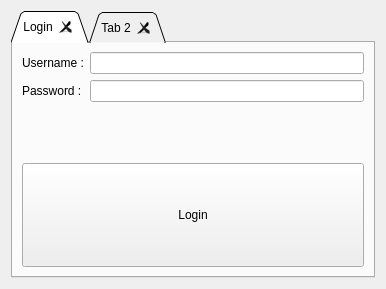
The window that login.ui (AhmadrezaHadi/SamavarQt) describes before a commit, drawn with Qt 5.
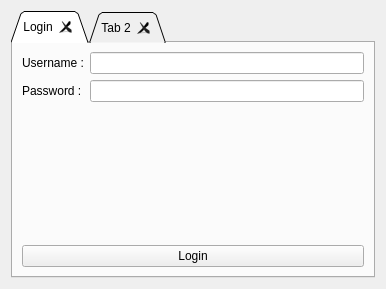
The same window after the commit.

Diff of the .ui file:
```diff
--- a/login.ui
+++ b/login.ui
@@ -71,6 +71,58 @@
            </property>
           </widget>
          </item>
+         <item row="4" column="1">
+          <spacer name="verticalSpacer">
+           <property name="orientation">
+            <enum>Qt::Vertical</enum>
+           </property>
+           <property name="sizeHint" stdset="0">
+            <size>
+             <width>20</width>
+             <height>40</height>
+            </size>
+           </property>
+          </spacer>
+         </item>
+         <item row="6" column="1">
+          <spacer name="verticalSpacer_2">
+           <property name="orientation">
+            <enum>Qt::Vertical</enum>
+           </property>
+           <property name="sizeHint" stdset="0">
+            <size>
+             <width>20</width>
+             <height>40</height>
+            </size>
+           </property>
+          </spacer>
+         </item>
+         <item row="7" column="1">
+          <spacer name="verticalSpacer_3">
+           <property name="orientation">
+            <enum>Qt::Vertical</enum>
+           </property>
+           <property name="sizeHint" stdset="0">
+            <size>
+             <width>20</width>
+             <height>40</height>
+            </size>
+           </property>
+          </spacer>
+         </item>
+         <item row="5" column="1">
+          <spacer name="verticalSpacer_4">
+           <property name="orientation">
+            <enum>Qt::Vertical</enum>
+           </property>
+           <property name="sizeHint" stdset="0">
+            <size>
+             <width>20</width>
+             <height>40</height>
+            </size>
+           </property>
+          </spacer>
+         </item>
         </layout>
        </item>
        <item row="1" column="0">
```
